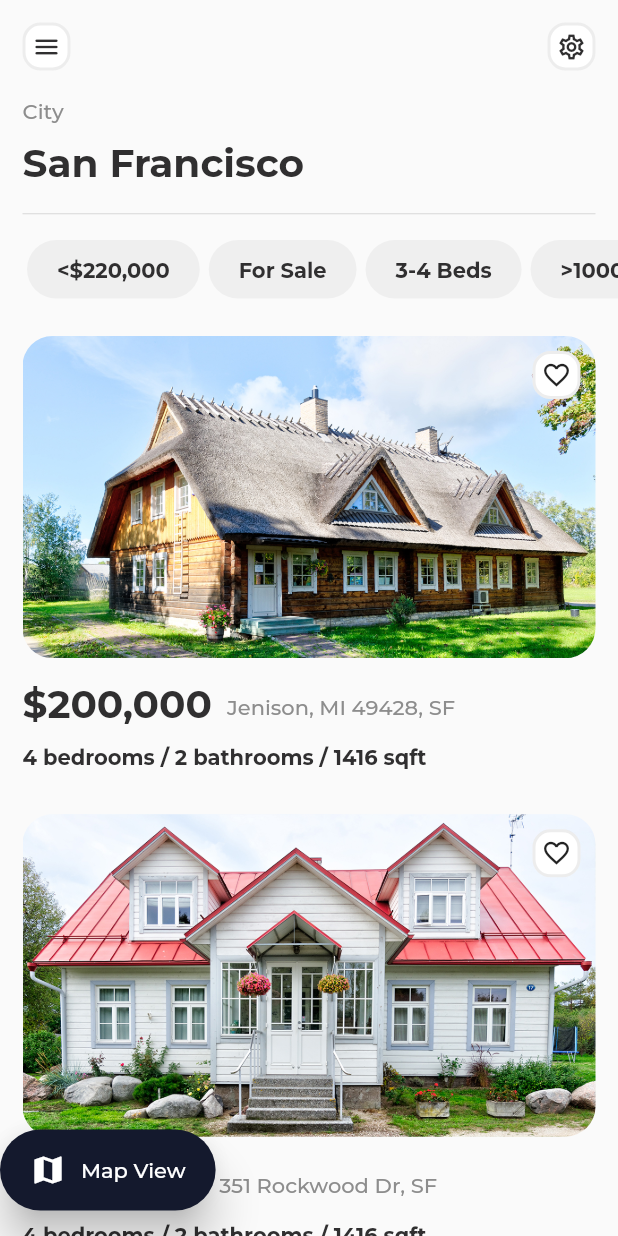
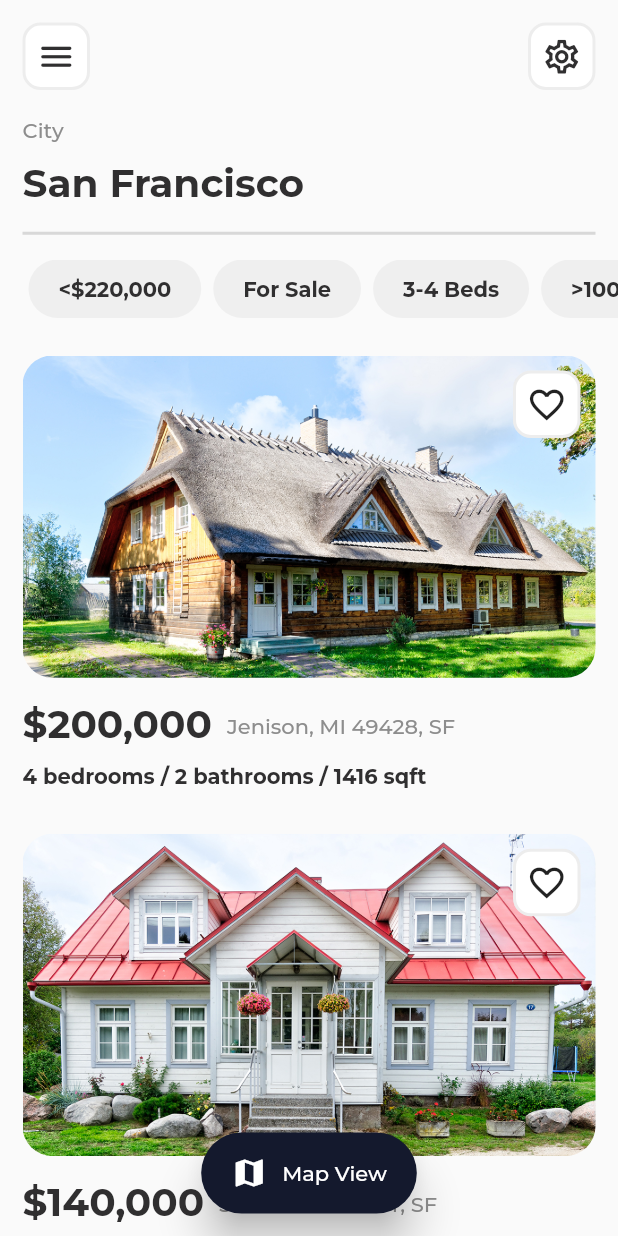
Before and after one commit to Bamidele1234/ui_design_1, a Flutter app: the screen it shows after launch, on a phone screen of 412 x 824 dp. Run offline on Flutter 3.47's test engine with Material 2 defaults, Android fonts, the phone set to English and light mode, and no system bars.

Commit message:
Completed the landing page

```diff
--- /dev/null
+++ b/lib/custom/choice_option.dart
@@ -0,0 +1,34 @@
+import 'package:flutter/material.dart';
+
+import '../utils/constants.dart';
+
+class ChoiceOption extends StatelessWidget {
+  const ChoiceOption({
+    Key? key,
+    required this.text,
+  }) : super(key: key);
+
+  final String text;
+
+  @override
+  Widget build(BuildContext context) {
+    final ThemeData themeData = Theme.of(context);
+    return Padding(
+      padding: const EdgeInsets.symmetric(horizontal: 4),
+      child: Container(
+        decoration: BoxDecoration(
+          borderRadius: BorderRadius.circular(20),
+          color: colorGrey.withAlpha(25),
+        ),
+        padding: const EdgeInsets.symmetric(
+          horizontal: 20,
+          vertical: 11,
+        ),
+        child: Text(
+          text,
+          style: themeData.textTheme.headline5,
+        ),
+      ),
+    );
+  }
+}
--- /dev/null
+++ b/lib/custom/real_estate_item.dart
@@ -0,0 +1,67 @@
+import 'package:flutter/material.dart';
+
+import '../utils/constants.dart';
+import '../utils/custom_functions.dart';
+import '../utils/widget_functions.dart';
+import 'border_box.dart';
+
+class RealEstateItem extends StatelessWidget {
+  const RealEstateItem({
+    Key? key,
+    this.itemData,
+  }) : super(key: key);
+
+  final dynamic itemData;
+
+  @override
+  Widget build(BuildContext context) {
+    ThemeData themeData = Theme.of(context);
+    return Container(
+      margin: const EdgeInsets.symmetric(vertical: 15),
+      child: Column(
+        crossAxisAlignment: CrossAxisAlignment.start,
+        children: [
+          Stack(
+            children: [
+              ClipRRect(
+                borderRadius: BorderRadius.circular(20),
+                child: Image.asset(itemData['image']),
+              ),
+              const Positioned(
+                top: 10,
+                right: 10,
+                child: BorderBox(
+                  height: kBoxSize,
+                  width: kBoxSize,
+                  child: Icon(
+                    Icons.favorite_border_outlined,
+                    size: kIconSize,
+                  ),
+                ),
+              )
+            ],
+          ),
+          addVerticalSpace(15),
+          Row(
+            children: [
+              Text(
+                formatCurrency(itemData['amount']),
+                style: themeData.textTheme.headline1,
+              ),
+              addHorizontalSpace(10),
+              Text(
+                "${itemData['address']}",
+                style: themeData.textTheme.bodyText2,
+              ),
+            ],
+          ),
+          addVerticalSpace(10),
+          Text(
+            "${itemData['bedrooms']} bedrooms / ${itemData['bathrooms']} bathrooms / ${itemData['area']} sqft",
+            style: themeData.textTheme.headline5,
+          ),
+        ],
+      ),
+    );
+  }
+}
--- a/lib/main.dart
+++ b/lib/main.dart
@@ -4,9 +4,7 @@
 import 'package:ui_design_1/screens/LandingPage.dart';
 import 'package:ui_design_1/utils/constants.dart';
 
-void main() {
-  runApp(const MyApp());
-}
+void main() => runApp(const MyApp());
 
 class MyApp extends StatelessWidget {
   const MyApp({Key? key}) : super(key: key);
--- a/lib/screens/LandingPage.dart
+++ b/lib/screens/LandingPage.dart
@@ -2,24 +2,23 @@
 import 'package:ui_design_1/custom/border_box.dart';
 import 'package:ui_design_1/custom/option_button.dart';
 import 'package:ui_design_1/utils/constants.dart';
-import 'package:ui_design_1/utils/custom_functions.dart';
 import 'package:ui_design_1/utils/sample_data.dart';
 import 'package:ui_design_1/utils/widget_functions.dart';
+
+import '../custom/choice_option.dart';
+import '../custom/real_estate_item.dart';
 
 class LandingPage extends StatelessWidget {
   const LandingPage({Key? key}) : super(key: key);
 
   @override
   Widget build(BuildContext context) {
-    final Size size = MediaQuery.of(context).size;
     final ThemeData themeData = Theme.of(context);
     const double spacing = 15;
-    return SafeArea(
-      child: Scaffold(
-        body: SizedBox(
-          width: size.width,
-          height: size.height,
+    return Scaffold(
+      body: SafeArea(
         child: Stack(
+          alignment: AlignmentDirectional.center,
           children: [
             Column(
               crossAxisAlignment: CrossAxisAlignment.start,
@@ -69,6 +68,7 @@
                 Padding(
                   padding: const EdgeInsets.symmetric(horizontal: spacing),
                   child: Divider(
+                    thickness: 2,
                     height: spacing,
                     color: colorGrey.withAlpha(80),
                   ),
@@ -77,6 +77,7 @@
                 Padding(
                   padding: const EdgeInsets.only(left: spacing),
                   child: SingleChildScrollView(
+                    physics: const BouncingScrollPhysics(),
                     scrollDirection: Axis.horizontal,
                     child: Row(
                       children: [
@@ -92,6 +93,11 @@
                 Expanded(
                   child: Padding(
                     padding: const EdgeInsets.symmetric(horizontal: spacing),
+                    child: ScrollConfiguration(
+                      behavior: ScrollConfiguration.of(context).copyWith(
+                        scrollbars: false,
+                        physics: const BouncingScrollPhysics(),
+                      ),
                       child: ListView.builder(
                         itemCount: reData.length,
                         itemBuilder: (context, index) {
@@ -101,11 +107,12 @@
                         },
                       ),
                     ),
+                  ),
                 )
               ],
             ),
             const Positioned(
-                bottom: 17,
+              bottom: 15,
               child: OptionButton(
                 text: 'Map View',
                 icon: Icons.map,
@@ -115,99 +122,6 @@
           ],
         ),
       ),
-      ),
     );
   }
 }
-
-class ChoiceOption extends StatelessWidget {
-  const ChoiceOption({
-    Key? key,
-    required this.text,
-  }) : super(key: key);
-
-  final String text;
-
-  @override
-  Widget build(BuildContext context) {
-    final ThemeData themeData = Theme.of(context);
-    return Padding(
-      padding: const EdgeInsets.symmetric(horizontal: 3),
-      child: Container(
-        decoration: BoxDecoration(
-          borderRadius: BorderRadius.circular(20),
-          color: colorGrey.withAlpha(25),
-        ),
-        padding: const EdgeInsets.symmetric(
-          horizontal: 20,
-          vertical: 11,
-        ),
-        child: Text(
-          text,
-          style: themeData.textTheme.headline5,
-        ),
-      ),
-    );
-  }
-}
-
-class RealEstateItem extends StatelessWidget {
-  const RealEstateItem({
-    Key? key,
-    this.itemData,
-  }) : super(key: key);
-
-  final dynamic itemData;
-
-  @override
-  Widget build(BuildContext context) {
-    ThemeData themeData = Theme.of(context);
-    return Container(
-      margin: const EdgeInsets.symmetric(vertical: 15),
-      child: Column(
-        crossAxisAlignment: CrossAxisAlignment.start,
-        children: [
-          Stack(
-            children: [
-              ClipRRect(
-                borderRadius: BorderRadius.circular(20),
-                child: Image.asset(itemData['image']),
-              ),
-              const Positioned(
-                top: 10,
-                right: 10,
-                child: BorderBox(
-                  height: kBoxSize,
-                  width: kBoxSize,
-                  child: Icon(
-                    Icons.favorite_border_outlined,
-                    size: kIconSize,
-                  ),
-                ),
-              )
-            ],
-          ),
-          addVerticalSpace(15),
-          Row(
-            children: [
-              Text(
-                formatCurrency(itemData['amount']),
-                style: themeData.textTheme.headline1,
-              ),
-              addHorizontalSpace(10),
-              Text(
-                "${itemData['address']}",
-                style: themeData.textTheme.bodyText2,
-              ),
-            ],
-          ),
-          addVerticalSpace(10),
-          Text(
-            "${itemData['bedrooms']} bedrooms / ${itemData['bathrooms']} bathrooms / ${itemData['area']} sqft",
-            style: themeData.textTheme.headline5,
-          ),
-        ],
-      ),
-    );
-  }
-}
--- a/lib/utils/constants.dart
+++ b/lib/utils/constants.dart
@@ -6,14 +6,14 @@
 const colorWhite = Colors.white;
 const colorDarkBlue = Color.fromRGBO(20, 25, 45, 1.0);
 
-const double kBoxSize = 32;
-const double kIconSize = 20;
+const double kBoxSize = 45;
+const double kIconSize = 27;
 
 final kButtonStyle = ElevatedButton.styleFrom(
   primary: colorDarkBlue,
   elevation: 12,
   shape: RoundedRectangleBorder(
-    borderRadius: BorderRadius.circular(50),
+    borderRadius: BorderRadius.circular(30),
   ),
   padding: const EdgeInsets.symmetric(horizontal: 20, vertical: 15),
 );
@@ -72,13 +72,22 @@
     color: colorBlack,
     fontSize: 12,
     fontWeight: FontWeight.w500,
-        height: 1.5),
+    height: 1.5,
+  ),
   bodyText2: TextStyle(
     color: colorGrey,
     fontSize: 12,
     fontWeight: FontWeight.w500,
-        height: 1.5),
-    subtitle1:
-        TextStyle(color: colorBlack, fontSize: 10, fontWeight: FontWeight.w400),
-    subtitle2:
-        TextStyle(color: colorGrey, fontSize: 10, fontWeight: FontWeight.w400));
+    height: 1.5,
+  ),
+  subtitle1: TextStyle(
+    color: colorBlack,
+    fontSize: 10,
+    fontWeight: FontWeight.w400,
+  ),
+  subtitle2: TextStyle(
+    color: colorGrey,
+    fontSize: 10,
+    fontWeight: FontWeight.w400,
+  ),
+);
--- a/lib/utils/sample_data.dart
+++ b/lib/utils/sample_data.dart
@@ -7,8 +7,14 @@
     "bathrooms": 2,
     "area": 1416,
     "garage": 1,
-    "description":
-        "Lorem Ipsum is simply dummy text of the printing and typesetting industry. Lorem Ipsum has been the industry's standard dummy text ever since the 1500s, when an unknown printer took a galley of type and scrambled it to make a type specimen book. It has survived not only five centuries, but also the leap into electronic typesetting, remaining essentially unchanged. It was popularised in the 1960s with the release of Letraset sheets containing Lorem Ipsum passages, and more recently with desktop publishing software like Aldus PageMaker including versions of Lorem Ipsum."
+    "description": "Lorem Ipsum is simply dummy text of the printing and typesetting industry. "
+        "Lorem Ipsum has been the industry's standard dummy text ever since the 1500s,"
+        " when an unknown printer took a galley of type and scrambled it to make a type "
+        "specimen book. It has survived not only five centuries, but also the leap into "
+        "electronic typesetting, remaining essentially unchanged. It was popularised in "
+        "the 1960s with the release of Letraset sheets containing Lorem Ipsum passages,"
+        " and more recently with desktop publishing software like Aldus PageMaker including "
+        "versions of Lorem Ipsum."
   },
   {
     "image": "assets/images/image_1.jpg",
@@ -18,7 +24,12 @@
     "bathrooms": 2,
     "area": 1416,
     "garage": 1,
-    "description":
-        "Lorem Ipsum is simply dummy text of the printing and typesetting industry. Lorem Ipsum has been the industry's standard dummy text ever since the 1500s, when an unknown printer took a galley of type and scrambled it to make a type specimen book. It has survived not only five centuries, but also the leap into electronic typesetting, remaining essentially unchanged. It was popularised in the 1960s with the release of Letraset sheets containing Lorem Ipsum passages, and more recently with desktop publishing software like Aldus PageMaker including versions of Lorem Ipsum."
+    "description": "Lorem Ipsum is simply dummy text of the printing and typesetting industry. Lorem Ipsum "
+        "has been the industry's standard dummy text ever since the 1500s, when an unknown "
+        "printer took a galley of type and scrambled it to make a type specimen book. It has "
+        "survived not only five centuries, but also the leap into electronic typesetting, "
+        "remaining essentially unchanged. It was popularised in the 1960s with the release of "
+        "Letraset sheets containing Lorem Ipsum passages, and more recently with desktop publishing "
+        "software like Aldus PageMaker including versions of Lorem Ipsum."
   },
 ];
```
Lines whose indentation alone changed are shown as unchanged.
